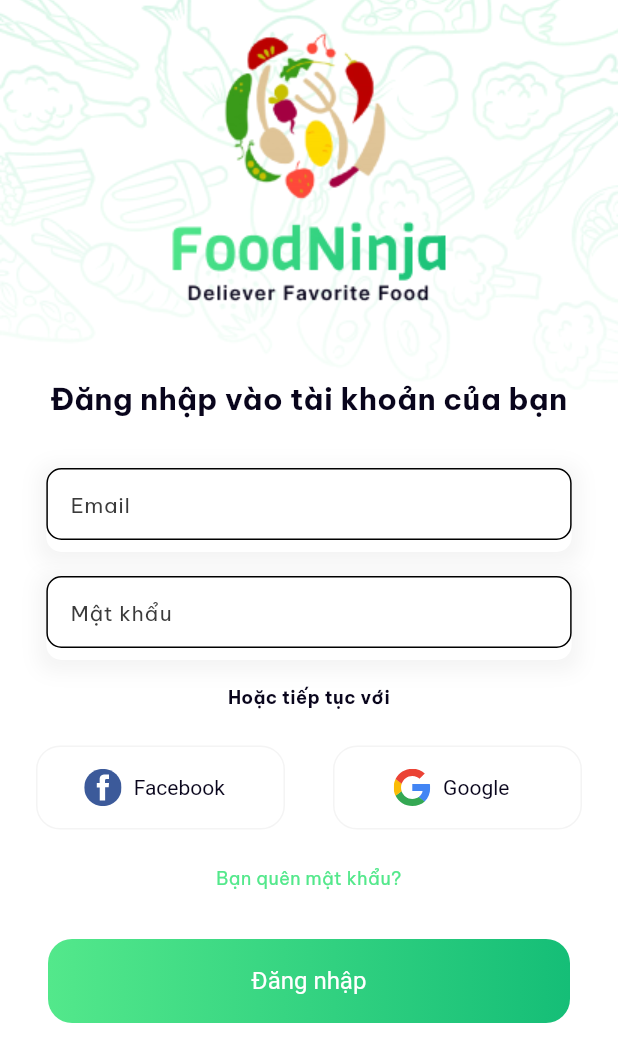
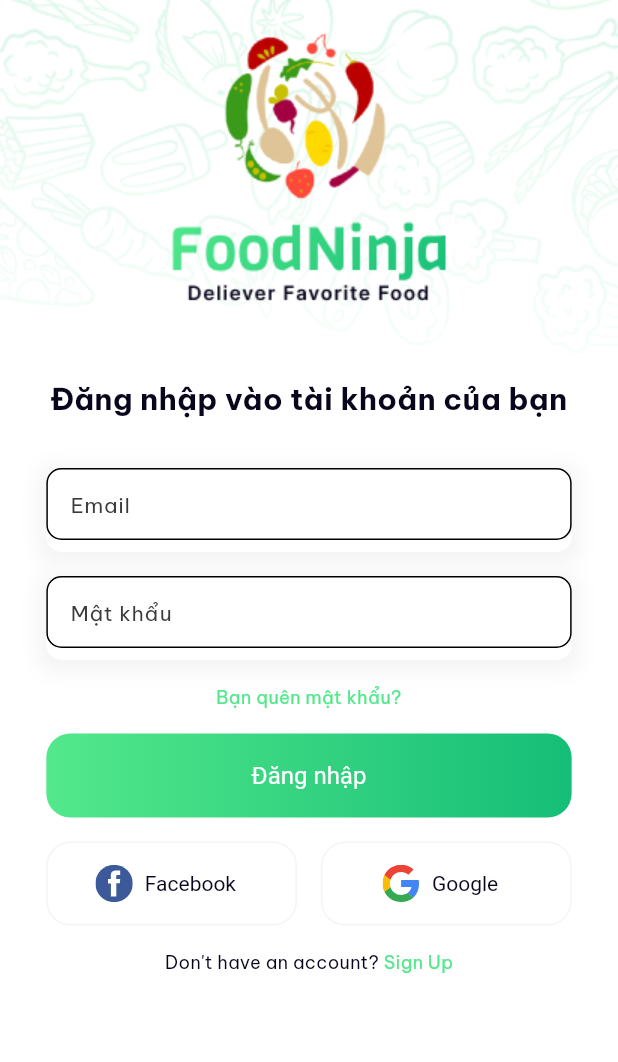
Before and after one commit to quocbao238/Flutter-NinjaFood-Restaurant, a Flutter app: the SignUpMobileScreen widget shown alone on an empty page, opened directly, after a tap on "already have an account?", on a phone screen of 412 x 824 dp. Shown: the top 1062 px of the screen. Run offline on Flutter 3.47's test engine with Material 2 defaults, Android fonts, the phone set to English and light mode, and no system bars; our stand-ins replace equatable, flutter_svg, get, google_fonts, shared_preferences; accounts and stored records are empty.

Commit message:
Fix theme

```diff
--- a/lib/app/features/sign_in/presentation/layout/mobile/sign_in_mobile_view.dart
+++ b/lib/app/features/sign_in/presentation/layout/mobile/sign_in_mobile_view.dart
@@ -11,11 +11,13 @@ class SignInMobileScreen extends GetView<SignInController> {
   @override
   Widget build(BuildContext context) {
     return AppScaffoldBackgroundImage(
-      body: SafeArea(
-        child: SingleChildScrollView(
+      body: SingleChildScrollView(
+        child: SafeArea(
           child: Column(
+            crossAxisAlignment: CrossAxisAlignment.center,
+            mainAxisAlignment: MainAxisAlignment.center,
             children: [
-              Image.asset('assets/images/logo.png'),
+              AppImages.logo(),
               AppPadding(
                   padding: AppEdgeInsets.only(
                       top: AppGapSize.verylarge, bottom: AppGapSize.large),
@@ -34,21 +36,39 @@ class SignInMobileScreen extends GetView<SignInController> {
                   obscureText: true,
                 ),
               ),
-              AppText.bodySmall(
-                  text: 'SignUpScreen_AnotherLogin'.tr,
-                  fontWeight: FontWeight.bold),
-              SocialComponent(),
               GestureDetector(
                 onTap: controller.onPressedForgotPassword,
                 child: AppText.bodySmall(
+                    textAlign: TextAlign.end,
                     text: 'SignUpScreen_ForgotPassword'.tr,
                     fontWeight: FontWeight.w400,
                     color: ThemeColors.primaryColor),
               ),
-              AppPadding.large(
+              AppPadding.medium(
                 child: AppButton.max(
                     title: 'SignUpScreen_LoginBtn'.tr,
                     onPressed: controller.onPressedLogin),
+              ),
+              AppSizeScale(ratioWidth: 0.85, child: SocialComponent()),
+              InkWell(
+                onTap: controller.onPressedSignUp,
+                child: AppPadding.medium(
+                  child: Row(
+                    crossAxisAlignment: CrossAxisAlignment.center,
+                    mainAxisAlignment: MainAxisAlignment.center,
+                    children: [
+                      AppText.bodySmall(
+                          textAlign: TextAlign.end,
+                          text: 'Don\'t have an account?'.tr,
+                          fontWeight: FontWeight.w400),
+                      AppText.bodySmall(
+                          textAlign: TextAlign.end,
+                          text: ' Sign Up'.tr,
+                          fontWeight: FontWeight.w400,
+                          color: ThemeColors.primaryColor),
+                    ],
+                  ),
+                ),
               ),
             ],
           ),
--- a/lib/app/features/sign_in/presentation/layout/mobile/widgets/socical_component.dart
+++ b/lib/app/features/sign_in/presentation/layout/mobile/widgets/socical_component.dart
@@ -10,8 +10,7 @@ class SocialComponent extends GetView<SignInController> {
 
   @override
   Widget build(BuildContext context) {
-    return AppPadding.regular(
-      child: Row(
+    return Row(
       crossAxisAlignment: CrossAxisAlignment.center,
       mainAxisAlignment: MainAxisAlignment.center,
       children: [
@@ -21,7 +20,7 @@ class SocialComponent extends GetView<SignInController> {
           iconWidget: AppIcons.facebook(),
           onPressed: controller.onPressedSocialFacebook,
         )),
-          AppPadding.medium(),
+        AppPadding.small(),
         Expanded(
           child: SocialButtonWidget(
             title: 'Google',
@@ -30,7 +29,6 @@ class SocialComponent extends GetView<SignInController> {
           ),
         )
       ],
-      ),
     );
   }
 }
--- a/lib/app/features/sign_up/controllers/sign_up_controller.dart
+++ b/lib/app/features/sign_up/controllers/sign_up_controller.dart
@@ -22,7 +22,7 @@ class SignUpController extends BaseController {
   void onPressedSocialGoogle() {}
 
   void onPressedLogin() {
-    themeService.changeTheme();
+    themeService.toggleTheme();
   }
 
   void onPressedAlreadyHaveAnAccount() {
--- a/lib/app/features/sign_up/presentation/layout/mobile/sign_up_mobile_view.dart
+++ b/lib/app/features/sign_up/presentation/layout/mobile/sign_up_mobile_view.dart
@@ -11,12 +11,12 @@ class SignUpMobileScreen extends GetView<SignUpController> {
   @override
   Widget build(BuildContext context) {
     return AppScaffoldBackgroundImage(
-      body: SafeArea(
-        child: SingleChildScrollView(
+      body: SingleChildScrollView(
         child: Column(
-            // crossAxisAlignment: CrossAxisAlignment.center,
+          crossAxisAlignment: CrossAxisAlignment.center,
+          mainAxisAlignment: MainAxisAlignment.center,
           children: [
-              Image.asset('assets/images/logo.png'),
+            AppImages.logo(),
             AppPadding(
               padding: AppEdgeInsets.only(
                   top: AppGapSize.verylarge, bottom: AppGapSize.large),
@@ -50,11 +50,7 @@ class SignUpMobileScreen extends GetView<SignUpController> {
             AppTextFormField(
                 obscureText: true,
                 hintText: 'SignInScreen_Password'.tr,
-                prefixIcon: SvgPicture.asset(
-                  'assets/icons/password_icon.svg',
-                  color: ThemeColors.primaryColor,
-                ),
-              ),
+                prefixIcon: AppIcons.password()),
             AppPadding(
               padding: AppEdgeInsets.only(
                   top: AppGapSize.verylarge, bottom: AppGapSize.large),
@@ -74,7 +70,6 @@ class SignUpMobileScreen extends GetView<SignUpController> {
           ],
         ),
       ),
-      ),
     );
   }
 }
--- a/lib/app/theme/core_widget/app_icon.dart
+++ b/lib/app/theme/core_widget/app_icon.dart
@@ -95,6 +95,8 @@ class AppIcons extends StatelessWidget {
 
   @override
   Widget build(BuildContext context) {
-    return SvgPicture.asset(appIcon.url);
+    return SvgPicture.asset(
+      appIcon.url,
+    );
   }
 }
--- /dev/null
+++ b/lib/app/theme/core_widget/app_image.dart
@@ -0,0 +1,22 @@
+part of core_widget;
+
+enum AppImage {
+  logo('assets/images/logo.png');
+
+  final String url;
+
+  const AppImage(this.url);
+}
+
+class AppImages extends StatelessWidget {
+  final AppImage appImage;
+
+  AppImages(this.appImage);
+
+  AppImages.logo({this.appImage = AppImage.logo});
+
+  @override
+  Widget build(BuildContext context) {
+    return Image.asset(appImage.url);
+  }
+}
--- a/lib/app/theme/core_widget/core_widget.dart
+++ b/lib/app/theme/core_widget/core_widget.dart
@@ -19,3 +19,4 @@ part 'app_size_scale.dart';
 part 'app_padding.dart';
 part 'app_text_form_field.dart';
 part 'app_scaffold_background.dart';
+part 'app_image.dart';
--- a/lib/main.dart
+++ b/lib/main.dart
@@ -1,5 +1,4 @@
 import 'package:flutter/material.dart';
-import 'package:get/get.dart';
 import 'package:ninjafood/app/app.dart';
 import 'package:ninjafood/app/routes/routes.dart';
 
```
Also changed, not shown: lib/app/features/sign_in/controllers/sign_in_controller.dart (+7 -1 lines), lib/app/features/splash/controllers/splash_controller.dart (+3 -5 lines), lib/app/features/splash/presentation/layout/mobile/splash_mobile_layout.dart (+2 -5 lines), lib/app/services/theme/theme_service.dart (+6 -10 lines). Lines whose indentation alone changed are shown as unchanged.
